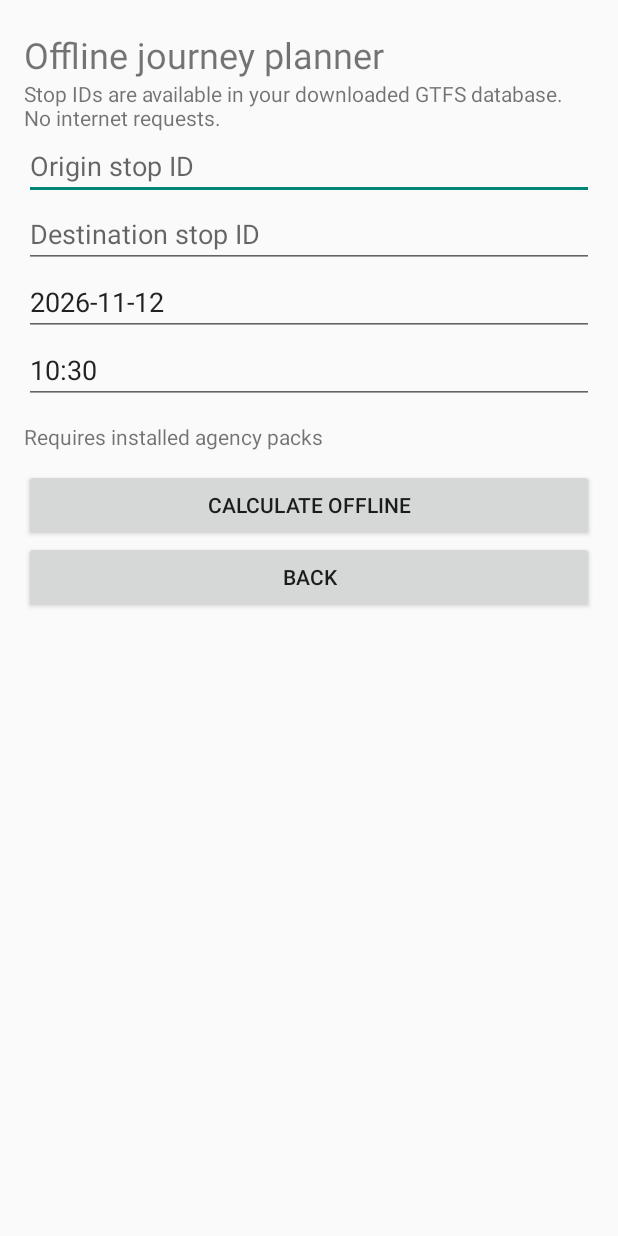
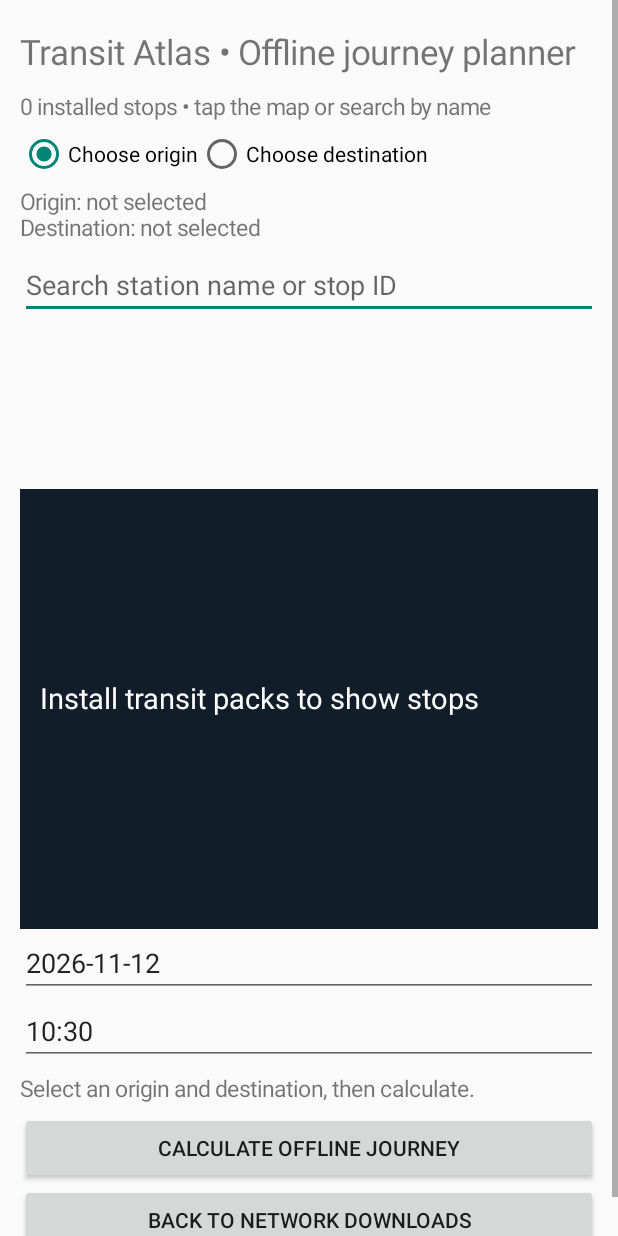
Before and after one commit to softnessasastrength/transfer-issues, an Android app: the OfflinePlannerActivity screen opened directly, with no data from a screen before it, on a phone screen of 412 x 824 dp. Run offline under Robolectric (Android 15) with nearby library versions, the phone set to English and light mode, and no system bars; network calls fail; pictures from the network do not load.

Commit message:
Replace manual stop IDs with offline searchable stops, touch map and leg-by-leg itineraries

```diff
--- a/android/app/src/main/java/org/southernnewengland/transitatlas/OfflinePlannerActivity.kt
+++ b/android/app/src/main/java/org/southernnewengland/transitatlas/OfflinePlannerActivity.kt
@@ -1,73 +1,120 @@
 package org.southernnewengland.transitatlas
 
 import android.app.Activity
-import android.app.AlertDialog
+import android.database.sqlite.SQLiteDatabase
 import android.os.Bundle
+import android.view.View
 import android.widget.*
 import java.io.File
 import java.time.LocalDate
 import kotlin.concurrent.thread
 
-/** Standalone native offline routing screen, using previously installed packs. */
+/** Offline stop-search + map-based journey planning; never uses network or location APIs. */
 class OfflinePlannerActivity : Activity() {
+    private var stopIndex: List<OfflineRouter.Stop> = emptyList()
+    private var origin: OfflineRouter.Stop? = null
+    private var destination: OfflineRouter.Stop? = null
+
     override fun onCreate(savedInstanceState: Bundle?) {
         super.onCreate(savedInstanceState)
-        val layout = LinearLayout(this).apply { orientation = LinearLayout.VERTICAL; setPadding(24, 30, 24, 24) }
-        layout.addView(TextView(this).apply { text = "Offline journey planner"; textSize = 24f })
-        layout.addView(TextView(this).apply { text = "Stop IDs are available in your downloaded GTFS database. No internet requests." })
-        fun field(hintText: String, initial: String = "") = EditText(this).apply {
-            hint = hintText
-            setSingleLine()
-            setText(initial)
-            layout.addView(this)
+        val folder = File(filesDir, "offline")
+        val agencyFiles = listOf("cttransit", "hartford", "pvta", "amtrak")
+            .map { File(folder, "$it.sqlite") }.filter { it.isFile }
+        val root = LinearLayout(this).apply { orientation = LinearLayout.VERTICAL; setPadding(20, 20, 20, 20) }
+        fun label(text: String, size: Float = 15f) = TextView(this).apply {
+            this.text = text; textSize = size; setPadding(0, 8, 0, 8); root.addView(this)
         }
-        val from = field("Origin stop ID")
-        val to = field("Destination stop ID")
-        val day = field("Date YYYY-MM-DD", LocalDate.now().toString())
-        val time = field("Departure HH:MM", "10:30")
-        val status = TextView(this).apply { text = "Requires installed agency packs"; setPadding(0, 18, 0, 18) }
-        layout.addView(status)
-        layout.addView(Button(this).apply {
-            text = "Calculate offline"
+        label("Transit Atlas • Offline journey planner", 23f)
+        val status = label("Reading installed stop names…")
+        val mode = RadioGroup(this).apply { orientation = RadioGroup.HORIZONTAL }
+        val chooseFrom = RadioButton(this).apply { text = "Choose origin"; id = View.generateViewId(); isChecked = true }
+        val chooseTo = RadioButton(this).apply { text = "Choose destination"; id = View.generateViewId() }
+        mode.addView(chooseFrom); mode.addView(chooseTo); root.addView(mode)
+        val selection = label("Origin: not selected\nDestination: not selected")
+        val search = EditText(this).apply { hint = "Search station name or stop ID"; setSingleLine() }
+        root.addView(search)
+        val results = ListView(this)
+        root.addView(results, LinearLayout.LayoutParams(-1, 170))
+        val map = StopPickerMap(this).apply { minimumHeight = 400 }
+        root.addView(map, LinearLayout.LayoutParams(-1, 440))
+        val day = EditText(this).apply { hint = "Date YYYY-MM-DD"; setSingleLine(); setText(LocalDate.now().toString()) }
+        val time = EditText(this).apply { hint = "Departure HH:MM"; setSingleLine(); setText("10:30") }
+        root.addView(day); root.addView(time)
+        val journey = label("Select an origin and destination, then calculate.")
+        fun selected(stop: OfflineRouter.Stop) {
+            if (chooseFrom.isChecked) origin = stop else destination = stop
+            map.origin = origin?.id
+            map.destination = destination?.id
+            selection.text = "Origin: ${origin?.name ?: "not selected"}\nDestination: ${destination?.name ?: "not selected"}"
+        }
+        map.onStopSelected = { selected(it) }
+        mode.setOnCheckedChangeListener { _, id -> map.chooseOrigin = id == chooseFrom.id; map.invalidate() }
+        fun updateResults() {
+            val matches = JourneyUiModel.search(stopIndex, search.text.toString(), 30)
+            results.adapter = ArrayAdapter(this, android.R.layout.simple_list_item_1,
+                matches.map { "${it.name} (${it.id})" })
+            results.setOnItemClickListener { _, _, position, _ -> selected(matches[position]) }
+        }
+        search.addTextChangedListener(object : android.text.TextWatcher {
+            override fun beforeTextChanged(s: CharSequence?, start: Int, count: Int, after: Int) {}
+            override fun onTextChanged(s: CharSequence?, start: Int, before: Int, count: Int) { updateResults() }
+            override fun afterTextChanged(s: android.text.Editable?) {}
+        })
+        root.addView(Button(this).apply {
+            text = "Calculate offline journey"
             setOnClickListener {
-                val origin = from.text.toString().trim()
-                val destination = to.text.toString().trim()
-                val date = day.text.toString().trim()
-                val hhmm = time.text.toString().trim()
-                status.text = "Calculating…"
+                val a = origin?.id; val b = destination?.id
+                if (a == null || b == null) { status.text = "Select both stops first"; return@setOnClickListener }
+                val dateText = day.text.toString()
+                val clockText = time.text.toString()
+                status.text = "Calculating using installed SQLite data…"
                 thread {
                     try {
-                        val pieces = hhmm.split(":")
-                        require(pieces.size == 2) { "Use HH:MM" }
-                        val hour = pieces[0].toInt()
-                        val minute = pieces[1].toInt()
-                        require(hour in 0..23 && minute in 0..59) { "Invalid departure time" }
-                        val start = hour * 3600 + minute * 60
-                        val folder = File(filesDir, "offline")
-                        val files = listOf("cttransit", "hartford", "pvta", "amtrak")
-                            .map { File(folder, "$it.sqlite") }.filter { it.isFile }
+                        val parts = clockText.split(":")
+                        require(parts.size == 2) { "Use HH:MM" }
+                        val hour = parts[0].toInt(); val minute = parts[1].toInt()
+                        require(hour in 0..23 && minute in 0..59) { "Invalid time" }
                         val streetFile = File(folder, "streets.sqlite")
                         val graph = if (streetFile.isFile) OfflineStreetGraph.load(streetFile) else null
-                        val data = OfflineRouter.read(files, LocalDate.parse(date), graph)
-                        val result = OfflineRouter.plan(data, origin, destination, start, start + 18 * 3600)
-                        val answer = if (result == null) "No journey in the installed schedule data and 18-hour window."
-                        else buildString {
-                            append("Arrival at minute ${result.arrival / 60} of the service day\n")
-                            for (leg in result.legs) append("${leg.route}: ${leg.from} → ${leg.to} (${leg.departure / 60} to ${leg.arrival / 60} minutes) [${leg.source}]\n")
-                        }
+                        val data = OfflineRouter.read(agencyFiles, LocalDate.parse(dateText), graph)
+                        val start = hour * 3600 + minute * 60
+                        val result = OfflineRouter.plan(data, a, b, start, start + 18 * 3600)
+                        val summary = JourneyUiModel.itinerary(result, data.stops)
                         runOnUiThread {
-                            status.text = if (graph != null) "Offline calculation with OSM street graph" else "Offline calculation with geometric walking estimates"
-                            AlertDialog.Builder(this@OfflinePlannerActivity).setTitle("Scheduled journey")
-                                .setMessage(answer + "\nWalking connections are estimates, not verified sidewalks. Street graph mode is enabled only when streets.sqlite is installed.")
-                                .setPositiveButton("Close", null).show()
+                            journey.text = summary + "\n\nWalking paths are estimates, not verified sidewalks."
+                            status.text = if (graph == null) "Offline • geometric walking estimates"
+                                else "Offline • OSM street graph estimates"
                         }
                     } catch (e: Exception) {
-                        runOnUiThread { status.text = "Cannot calculate: ${e.message}" }
+                        runOnUiThread { status.text = "Routing error: ${e.message}" }
                     }
                 }
             }
         })
-        layout.addView(Button(this).apply { text = "Back"; setOnClickListener { finish() } })
-        setContentView(ScrollView(this).apply { addView(layout) })
+        root.addView(Button(this).apply { text = "Back to network downloads"; setOnClickListener { finish() } })
+        setContentView(ScrollView(this).apply { addView(root) })
+        thread {
+            try {
+                val indexed = linkedMapOf<String, OfflineRouter.Stop>()
+                for (file in agencyFiles) {
+                    SQLiteDatabase.openDatabase(file.path, null, SQLiteDatabase.OPEN_READONLY).use { db ->
+                        db.rawQuery("SELECT id,name,lat,lon FROM stops", null).use { c ->
+                            while (c.moveToNext()) {
+                                val id = c.getString(0)
+                                indexed[id] = OfflineRouter.Stop(id, c.getString(1) ?: id, c.getDouble(2), c.getDouble(3))
+                            }
+                        }
+                    }
+                }
+                runOnUiThread {
+                    stopIndex = indexed.values.toList()
+                    map.stops = stopIndex
+                    updateResults()
+                    status.text = "${stopIndex.size} installed stops • tap the map or search by name"
+                }
+            } catch (e: Exception) {
+                runOnUiThread { status.text = "Could not read installed stops: ${e.message}" }
+            }
+        }
     }
 }
```
